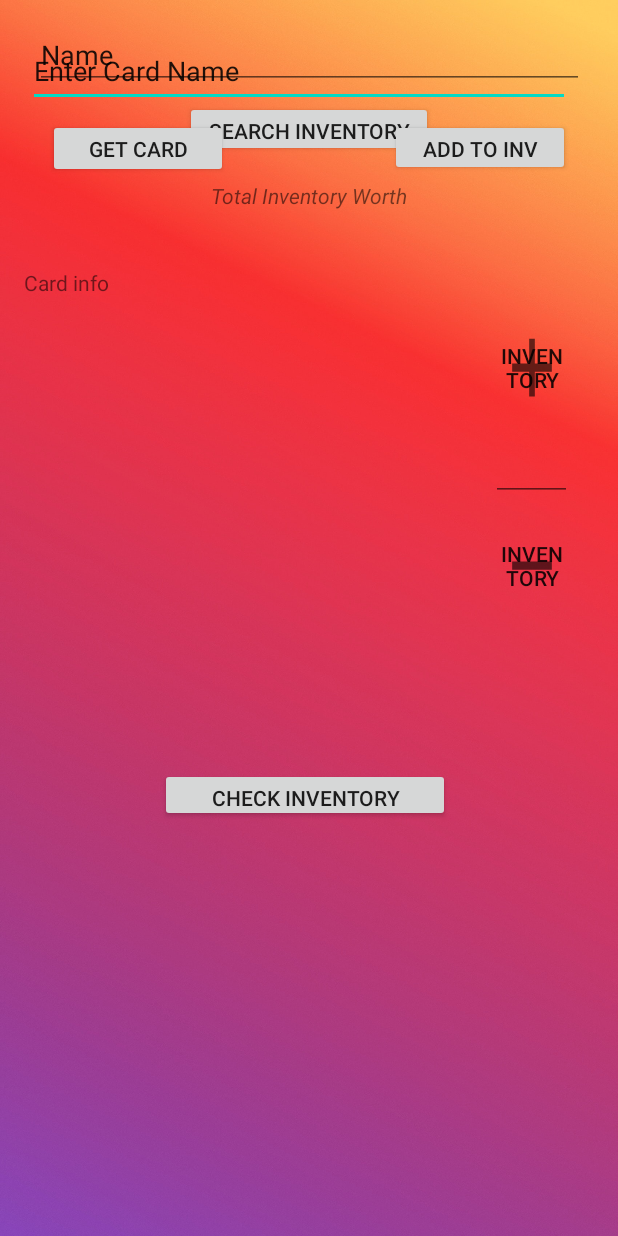
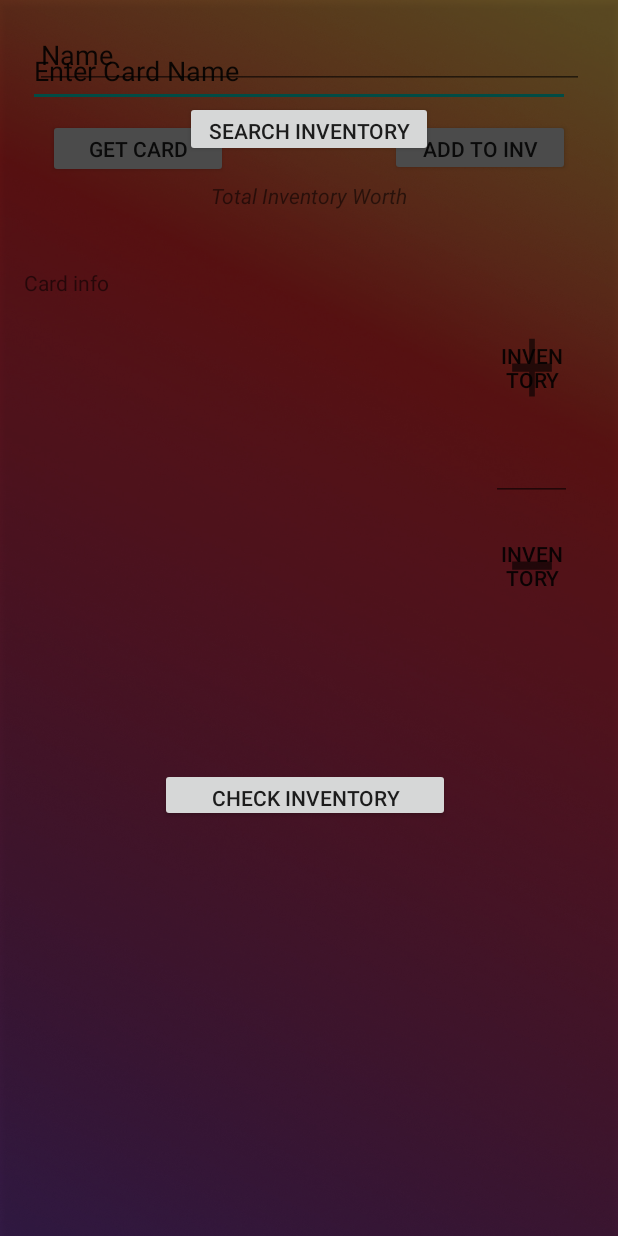
Before and after one commit to cesarxa/Loremaster-app, an Android app: the screen it shows after launch (Card), on a phone screen of 412 x 824 dp. Run offline under Robolectric (Android 15) with nearby library versions, the phone set to English and light mode, and no system bars; our stand-ins replace Firebase (no records; nobody signed in at launch, a user with empty details on screens opened directly), Picasso; pictures from the network do not load.

Commit message:
Edited clear slide

```diff
--- a/app/build.gradle
+++ b/app/build.gradle
@@ -43,6 +43,8 @@ dependencies {
     implementation 'com.squareup.picasso:picasso:2.71828'
     implementation 'com.google.android.material:material:1.0.0'
     implementation 'androidx.legacy:legacy-support-v4:1.0.0'
+    implementation 'com.android.support.constraint:constraint-layout:1.1.3'
+    implementation 'androidx.constraintlayout:constraintlayout:2.0.0-beta8'
 
 
     testImplementation 'junit:junit:4.12'
--- a/app/src/main/res/layout/activity_card.xml
+++ b/app/src/main/res/layout/activity_card.xml
@@ -116,9 +116,22 @@
     <androidx.constraintlayout.widget.ConstraintLayout
         android:layout_width="match_parent"
         android:layout_height="match_parent"
-        tools:context=".Inventory"
-        tools:layout_editor_absoluteX="0dp"
-        tools:layout_editor_absoluteY="71dp">
+        android:background="#99000000"
+        android:clickable="true"
+        android:elevation="4dp"
+        android:onClick="hideInventory"
+        app:layout_constraintBottom_toBottomOf="@+id/cardInfoView"
+        app:layout_constraintEnd_toEndOf="parent"
+        app:layout_constraintStart_toStartOf="parent"
+        app:layout_constraintTop_toTopOf="parent"
+        app:layout_contraintBottom_toBottomOf="parent"
+        app:layout_contraintEnd_toEndOf="parent"
+        app:layout_contraintHorizontal_bias="0.0"
+        app:layout_contraintStart_toStartOf="parent"
+        app:layout_contraintTop_toTopOf="parent"
+        app:layout_contraintVertical_bias="1.0"
+        tools:context=".Inventory">
+
 
         <EditText
             android:id="@+id/editTextTextPersonName4"
```
